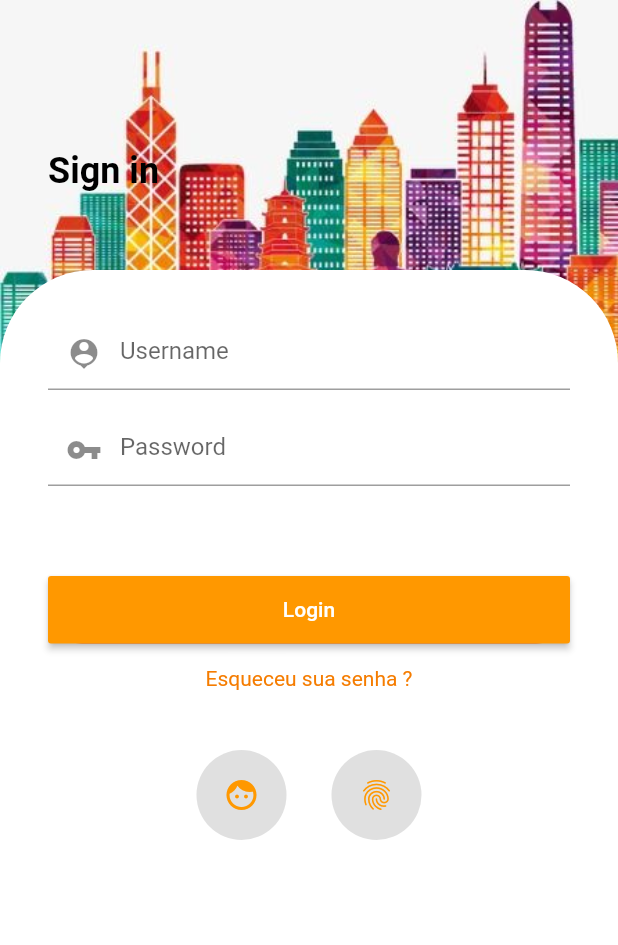
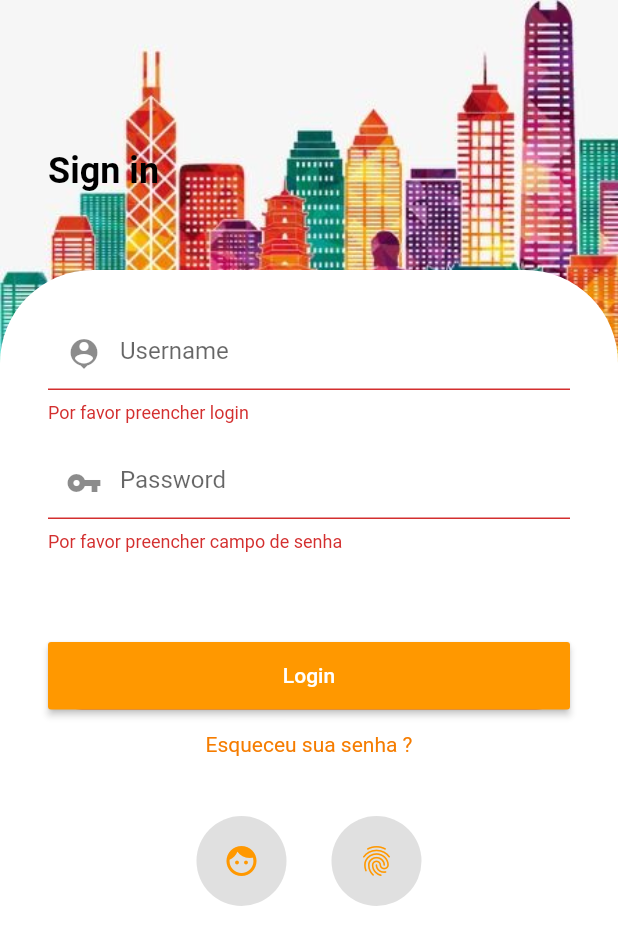
Before and after one commit to Vini03-Alcantra/appcontroladordegastos, a Flutter app: the screen it shows after launch, after a tap on "Login", on a phone screen of 412 x 824 dp. Shown: the top 945 px of the screen. Run offline on Flutter 3.47's test engine with Material 2 defaults, Android fonts, the light colour scheme and no system bars; our stand-ins replace charts_flutter.

Commit message:
Adicionando validações na tela de login

```diff
--- a/lib/ui/login_page.dart
+++ b/lib/ui/login_page.dart
@@ -12,15 +12,15 @@ class _LoginPageState extends State<LoginPage> {
 
   TextEditingController _controllerUsuario = TextEditingController();
   TextEditingController _controllerPassword = TextEditingController();
-  String _pass;
-  String _user;
-
 
   @override
   Widget build(BuildContext context) {
+    GlobalKey<FormState> _formKey = GlobalKey();
     return Scaffold(
 
-      body:  SingleChildScrollView(
+      body: Form(
+        key: _formKey,
+        child: SingleChildScrollView(
           child: Container(
             width: double.maxFinite,
             height: double.maxFinite,
@@ -60,6 +60,13 @@ class _LoginPageState extends State<LoginPage> {
                               hintText: "Username",
                               prefixIcon: Icon(Icons.person_pin)
                             ),
+                            validator: (value){
+                              if (value.isEmpty) {
+                                return "Por favor preencher login";
+                              } else {
+                                return null;
+                              }
+                            },
                           ),
                           Padding(
                             padding: const EdgeInsets.only(top: 16, bottom: 60),
@@ -70,6 +77,13 @@ class _LoginPageState extends State<LoginPage> {
                                 hintText: "Password",
                                 prefixIcon: Icon(Icons.vpn_key),
                               ),
+                              validator: (value){
+                                if(value.isEmpty){
+                                  return "Por favor preencher campo de senha";
+                                }else{
+                                  return null;
+                                }
+                              },
                             ),
                           ),
 
@@ -84,9 +98,15 @@ class _LoginPageState extends State<LoginPage> {
                               color: Colors.orange[500],
                               child: Text("Login", style: TextStyle(color: Colors.white)),
                               onPressed: (){
+                                if(_formKey.currentState.validate()){
+                                  Scaffold.of(context).showSnackBar(SnackBar(content: Text("Informações sendo processadas")));
                                   if (_controllerUsuario.text == "vinicius" && _controllerPassword.text == "1234") {
                                   Navigator.of(context).push(MaterialPageRoute(builder: (context) => Home()));
+                                }else{
+                                  Scaffold.of(context).showSnackBar(SnackBar(content: Text("Login ou senha errados")));
                                 }
+                                }
+
                               },
                             ),
                           ),
@@ -135,6 +155,7 @@ class _LoginPageState extends State<LoginPage> {
                   )
               ]
             )
+          ),
         )
       )
     );
```
Lines whose indentation alone changed are shown as unchanged.
